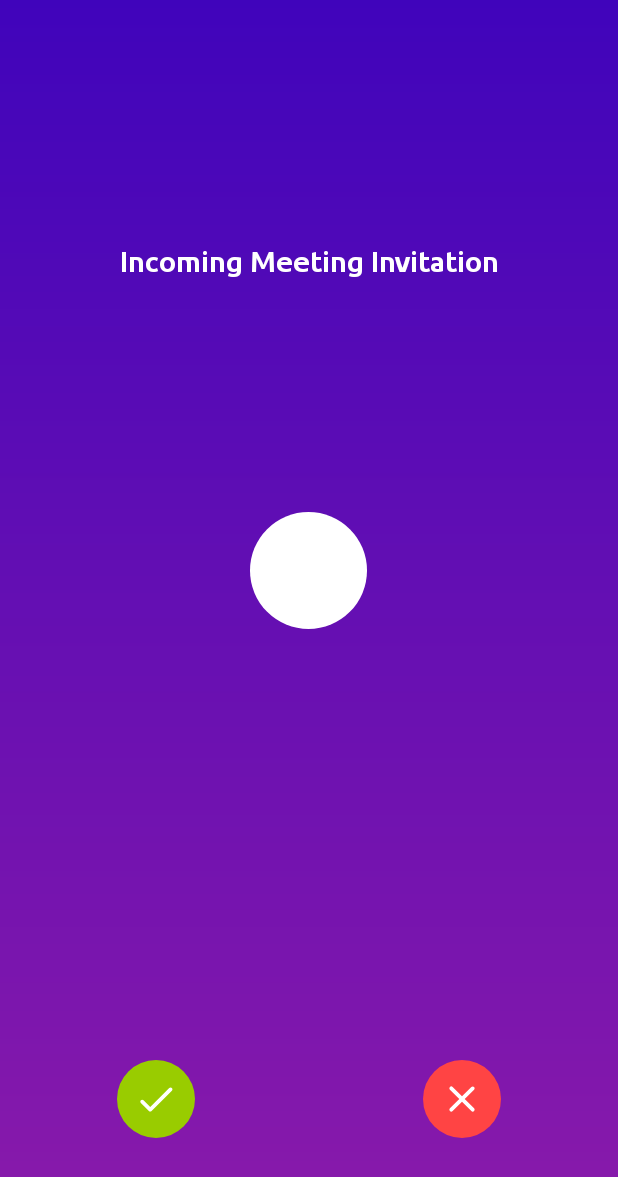
After one commit to shivamsharma-1996/LetsTalk, an Android app: the IncomingInvitationActivity screen opened directly, with no data from a screen before it, on a phone screen of 412 x 824 dp. The commit adds this screen. Shown: the top 1177 px of the screen. Run offline under Robolectric (Android 15) with nearby library versions, the phone set to English and light mode, and no system bars; our stand-ins replace sdp/ssp sizes.

Commit message:
incoming, outgoing call screens

```diff
--- /dev/null
+++ b/app/src/main/java/com/shivam/letstalk/activities/IncomingInvitationActivity.kt
@@ -0,0 +1,12 @@
+package com.shivam.letstalk.activities
+
+import androidx.appcompat.app.AppCompatActivity
+import android.os.Bundle
+import com.shivam.letstalk.R
+
+class IncomingInvitationActivity : AppCompatActivity() {
+    override fun onCreate(savedInstanceState: Bundle?) {
+        super.onCreate(savedInstanceState)
+        setContentView(R.layout.activity_incoming_invitation)
+    }
+}
--- /dev/null
+++ b/app/src/main/res/drawable/background_accept_invitation.xml
@@ -0,0 +1,6 @@
+<?xml version="1.0" encoding="utf-8"?>
+<shape xmlns:android="http://schemas.android.com/apk/res/android"
+    android:shape="oval">
+
+    <solid android:color="@android:color/holo_green_light"/>
+</shape>
--- /dev/null
+++ b/app/src/main/res/drawable/background_meeting_invitation.xml
@@ -0,0 +1,8 @@
+<?xml version="1.0" encoding="utf-8"?>
+<shape xmlns:android="http://schemas.android.com/apk/res/android">
+
+    <gradient
+        android:angle="270"
+        android:endColor="@color/colorMeetingInvitationEnd"
+        android:startColor="@color/colorMeetingInvitationStart"/>
+</shape>
--- /dev/null
+++ b/app/src/main/res/drawable/background_meeting_invitation_user_icon.xml
@@ -0,0 +1,7 @@
+<?xml version="1.0" encoding="utf-8"?>
+<shape
+    xmlns:android="http://schemas.android.com/apk/res/android"
+    android:shape="oval">
+
+    <solid android:color="@color/colorTextIcons"/>
+</shape>
--- /dev/null
+++ b/app/src/main/res/drawable/background_reject_invitation.xml
@@ -0,0 +1,6 @@
+<?xml version="1.0" encoding="utf-8"?>
+<shape xmlns:android="http://schemas.android.com/apk/res/android"
+    android:shape="oval">
+
+    <solid android:color="@android:color/holo_red_light"/>
+</shape>
--- /dev/null
+++ b/app/src/main/res/drawable/ic_accept.xml
@@ -0,0 +1,10 @@
+<vector xmlns:android="http://schemas.android.com/apk/res/android"
+    android:width="24dp"
+    android:height="24dp"
+    android:viewportWidth="24"
+    android:viewportHeight="24"
+    android:tint="?attr/colorControlNormal">
+  <path
+      android:fillColor="@android:color/white"
+      android:pathData="M9,16.2l-3.5,-3.5c-0.39,-0.39 -1.01,-0.39 -1.4,0 -0.39,0.39 -0.39,1.01 0,1.4l4.19,4.19c0.39,0.39 1.02,0.39 1.41,0L20.3,7.7c0.39,-0.39 0.39,-1.01 0,-1.4 -0.39,-0.39 -1.01,-0.39 -1.4,0L9,16.2z"/>
+</vector>
--- /dev/null
+++ b/app/src/main/res/drawable/ic_reject.xml
@@ -0,0 +1,10 @@
+<vector xmlns:android="http://schemas.android.com/apk/res/android"
+    android:width="24dp"
+    android:height="24dp"
+    android:viewportWidth="24"
+    android:viewportHeight="24"
+    android:tint="?attr/colorControlNormal">
+  <path
+      android:fillColor="@android:color/white"
+      android:pathData="M18.3,5.71c-0.39,-0.39 -1.02,-0.39 -1.41,0L12,10.59 7.11,5.7c-0.39,-0.39 -1.02,-0.39 -1.41,0 -0.39,0.39 -0.39,1.02 0,1.41L10.59,12 5.7,16.89c-0.39,0.39 -0.39,1.02 0,1.41 0.39,0.39 1.02,0.39 1.41,0L12,13.41l4.89,4.89c0.39,0.39 1.02,0.39 1.41,0 0.39,-0.39 0.39,-1.02 0,-1.41L13.41,12l4.89,-4.89c0.38,-0.38 0.38,-1.02 0,-1.4z"/>
+</vector>
--- /dev/null
+++ b/app/src/main/res/layout/activity_incoming_invitation.xml
@@ -0,0 +1,102 @@
+<?xml version="1.0" encoding="utf-8"?>
+<androidx.constraintlayout.widget.ConstraintLayout xmlns:android="http://schemas.android.com/apk/res/android"
+    xmlns:app="http://schemas.android.com/apk/res-auto"
+    xmlns:tools="http://schemas.android.com/tools"
+    android:layout_width="match_parent"
+    android:layout_height="match_parent"
+    android:background="@drawable/background_meeting_invitation"
+    tools:context=".activities.IncomingInvitationActivity">
+
+    <ImageView
+        android:id="@+id/ivMeetingType"
+        android:layout_width="@dimen/_30sdp"
+        android:layout_height="@dimen/_30sdp"
+        app:tint="@color/colorTextIcons"
+        android:layout_marginTop="@dimen/_50sdp"
+        android:contentDescription="@string/app_name"
+        app:layout_constraintEnd_toEndOf="parent"
+        app:layout_constraintStart_toStartOf="parent"
+        app:layout_constraintTop_toTopOf="parent"/>
+
+    <TextView
+        android:id="@+id/tvIncomingMeetingInvitation"
+        android:layout_width="match_parent"
+        android:layout_height="wrap_content"
+        android:layout_marginTop="@dimen/_45sdp"
+        android:text="@string/incoming_meeting_invitation"
+        android:fontFamily="@font/ubuntu_medium"
+        android:includeFontPadding="false"
+        android:textColor="@color/colorTextIcons"
+        android:textSize="@dimen/_15ssp"
+        android:gravity="center"
+        app:layout_constraintTop_toBottomOf="@+id/ivMeetingType"/>
+
+    <LinearLayout
+        android:layout_width="match_parent"
+        android:layout_height="wrap_content"
+        android:gravity="center"
+        android:orientation="vertical"
+        app:layout_constraintBottom_toBottomOf="parent"
+        app:layout_constraintTop_toTopOf="parent">
+
+        <TextView
+            android:id="@+id/tvFirstChar"
+            android:layout_width="@dimen/_60sdp"
+            android:layout_height="@dimen/_60sdp"
+            android:background="@drawable/background_meeting_invitation_user_icon"
+            android:fontFamily="@font/ubuntu_bold"
+            android:gravity="center"
+            android:includeFontPadding="false"
+            android:textAllCaps="true"
+            android:textColor="@color/colorPrimaryText"
+            android:textSize="@dimen/_30ssp"/>
+
+        <TextView
+            android:id="@+id/tvUserName"
+            android:layout_width="match_parent"
+            android:layout_height="wrap_content"
+            android:layout_marginTop="@dimen/_10sdp"
+            android:includeFontPadding="false"
+            android:fontFamily="@font/ubuntu_bold"
+            android:textColor="@color/colorTextIcons"
+            android:textSize="@dimen/_18ssp"/>
+
+        <TextView
+            android:id="@+id/tvUserEmail"
+            android:layout_width="match_parent"
+            android:layout_height="wrap_content"
+            android:layout_marginTop="@dimen/_6sdp"
+            android:includeFontPadding="false"
+            android:fontFamily="@font/ubuntu_regular"
+            android:textColor="@color/colorTextIcons"
+            android:textSize="@dimen/_11ssp"/>
+
+    </LinearLayout>
+
+    <ImageView
+        android:id="@+id/ivAcceptInvitation"
+        android:layout_width="@dimen/_40sdp"
+        android:layout_height="@dimen/_40sdp"
+        android:layout_marginStart="@dimen/_60sdp"
+        android:layout_marginBottom="@dimen/_50sdp"
+        android:background="@drawable/background_accept_invitation"
+        android:src="@drawable/ic_accept"
+        android:padding="@dimen/_8sdp"
+        app:tint="@color/colorTextIcons"
+        app:layout_constraintBottom_toBottomOf="parent"
+        app:layout_constraintStart_toStartOf="parent"/>
+
+    <ImageView
+        android:id="@+id/ivRejectInvitation"
+        android:layout_width="@dimen/_40sdp"
+        android:layout_height="@dimen/_40sdp"
+        android:layout_marginEnd="@dimen/_60sdp"
+        android:layout_marginBottom="@dimen/_50sdp"
+        android:background="@drawable/background_reject_invitation"
+        android:src="@drawable/ic_reject"
+        android:padding="@dimen/_8sdp"
+        app:tint="@color/colorTextIcons"
+        app:layout_constraintBottom_toBottomOf="parent"
+        app:layout_constraintEnd_toEndOf="parent"/>
+
+</androidx.constraintlayout.widget.ConstraintLayout>
--- a/app/src/main/res/layout/item_list_user.xml
+++ b/app/src/main/res/layout/item_list_user.xml
@@ -58,7 +58,7 @@
         android:layout_marginStart="@dimen/_8sdp"
         android:layout_marginEnd="@dimen/_8sdp"
         android:ellipsize="end"
-        android:fontFamily="sans-serif-medium"
+        android:fontFamily="@font/ubuntu_medium"
         android:includeFontPadding="false"
         android:maxLines="1"
         android:textColor="@color/colorPrimaryText"
--- a/app/src/main/res/values/colors.xml
+++ b/app/src/main/res/values/colors.xml
@@ -17,5 +17,7 @@
     <color name="colorTextIcons">#FFFFFF</color>
     <color name="colorBackground">#FAFAFA</color>
     <color name="colorHintText">#BDBDBD</color>
+    <color name="colorMeetingInvitationStart">#4004BB</color>
+    <color name="colorMeetingInvitationEnd">#8A1AAA</color>
 
 </resources>
--- a/app/src/main/res/values/strings.xml
+++ b/app/src/main/res/values/strings.xml
@@ -18,4 +18,6 @@
     <string name="confirm_password">Confirm Password</string>
     <string name="already_have_an_account">Already have an account?</string>
     <string name="sign_out">Sign Out</string>
+    <string name="incoming_meeting_invitation">Incoming Meeting Invitation</string>
+    <string name="sending_meeting_invitation">Sending Meeting Invitation</string>
 </resources>
```
Also changed, not shown: app/src/main/AndroidManifest.xml (+15 -11 lines), app/src/main/java/com/shivam/letstalk/activities/MainActivity.kt (+7 -3 lines), app/src/main/java/com/shivam/letstalk/activities/OutgoingInvitationActivity.kt (added, +34 -0 lines), app/src/main/res/layout/activity_outgoing_invitation.xml (added, +92 -0 lines).
